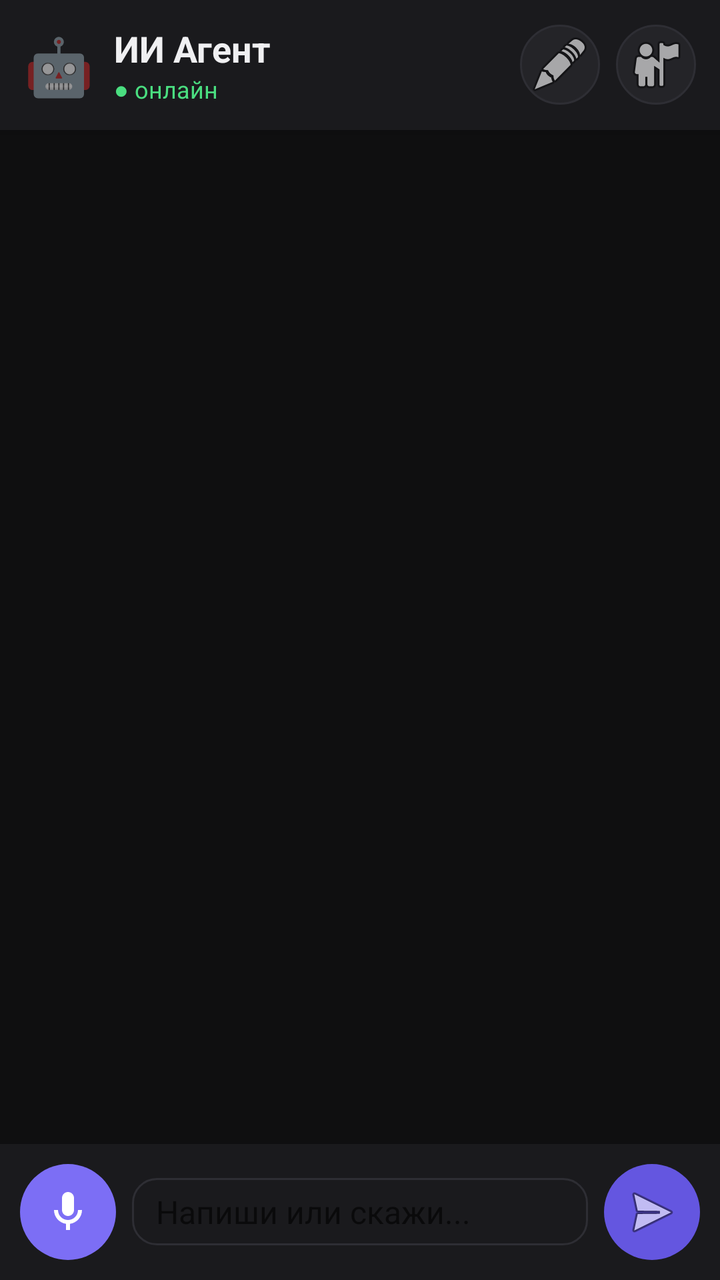
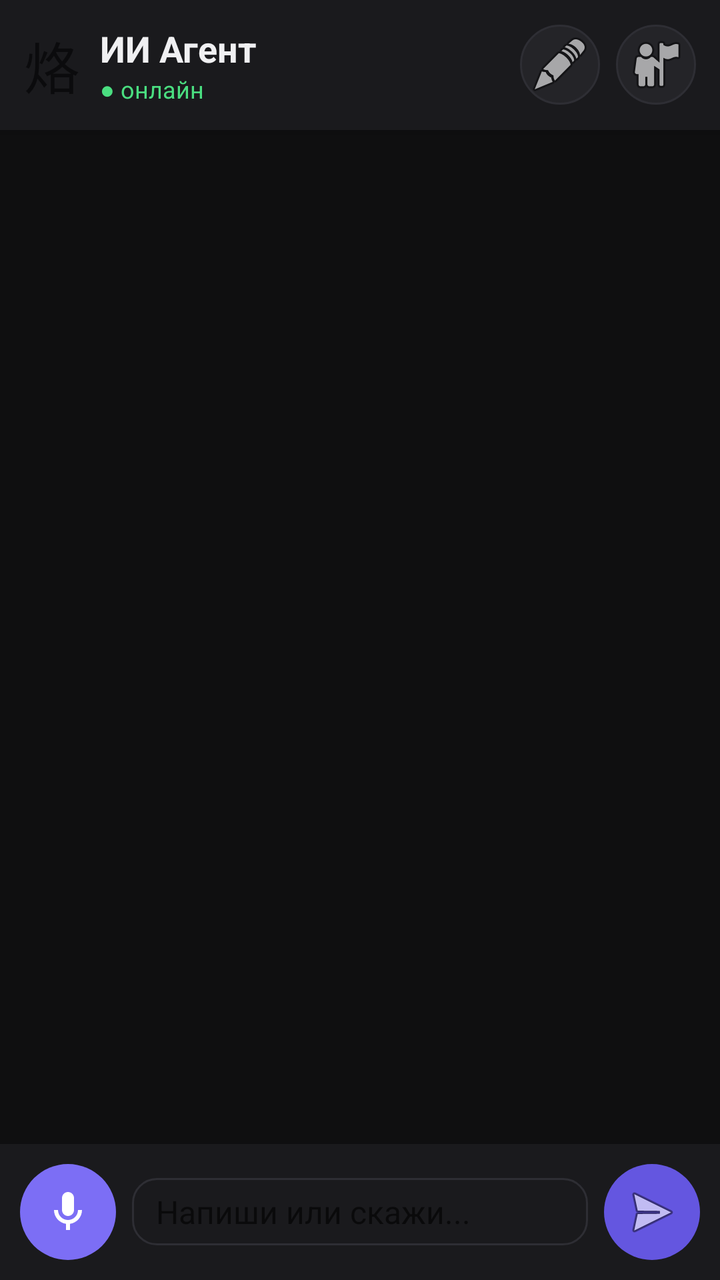

Two renders of the same Android screen: before a commit and after it. Below are the layout's source before the change and the commit's diff.
<!-- AndroidManifest.xml: application theme Theme.AliceAgent -->
<!-- res/layout/activity_main.xml -->
<?xml version="1.0" encoding="utf-8"?>
<androidx.constraintlayout.widget.ConstraintLayout
    xmlns:android="http://schemas.android.com/apk/res/android"
    xmlns:app="http://schemas.android.com/apk/res-auto"
    android:layout_width="match_parent"
    android:layout_height="match_parent"
    android:background="#0F0F10">

    
    <LinearLayout
        android:id="@+id/header"
        android:layout_width="0dp"
        android:layout_height="wrap_content"
        android:background="#1A1A1D"
        android:orientation="horizontal"
        android:padding="12dp"
        android:gravity="center_vertical"
        android:elevation="4dp"
        app:layout_constraintTop_toTopOf="parent"
        app:layout_constraintStart_toStartOf="parent"
        app:layout_constraintEnd_toEndOf="parent">

        <TextView
            android:layout_width="wrap_content"
            android:layout_height="wrap_content"
            android:text="🤖"
            android:textSize="28sp"
            android:layout_marginEnd="10dp"/>

        <LinearLayout
            android:layout_width="0dp"
            android:layout_height="wrap_content"
            android:layout_weight="1"
            android:orientation="vertical">

            <TextView
                android:layout_width="wrap_content"
                android:layout_height="wrap_content"
                android:text="ИИ Агент"
                android:textColor="#F0F0F2"
                android:textSize="18sp"
                android:textStyle="bold"/>

            <TextView
                android:layout_width="wrap_content"
                android:layout_height="wrap_content"
                android:text="● онлайн"
                android:textColor="#4ADE80"
                android:textSize="12sp"/>
        </LinearLayout>

        <ImageButton
            android:id="@+id/notesBtn"
            android:layout_width="40dp"
            android:layout_height="40dp"
            android:src="@android:drawable/ic_menu_edit"
            android:background="@drawable/circle_bg"
            android:contentDescription="Заметки"
            android:layout_marginEnd="8dp"/>

        <ImageButton
            android:id="@+id/contactsBtn"
            android:layout_width="40dp"
            android:layout_height="40dp"
            android:src="@android:drawable/ic_menu_myplaces"
            android:background="@drawable/circle_bg"
            android:contentDescription="Контакты"/>
    </LinearLayout>

    
    <androidx.recyclerview.widget.RecyclerView
        android:id="@+id/recyclerView"
        android:layout_width="0dp"
        android:layout_height="0dp"
        android:padding="8dp"
        android:clipToPadding="false"
        app:layout_constraintTop_toBottomOf="@id/header"
        app:layout_constraintBottom_toTopOf="@id/bottomBar"
        app:layout_constraintStart_toStartOf="parent"
        app:layout_constraintEnd_toEndOf="parent"/>

    
    <TextView
        android:id="@+id/typingIndicator"
        android:layout_width="wrap_content"
        android:layout_height="wrap_content"
        android:text=""
        android:textColor="#9898A8"
        android:textSize="12sp"
        android:layout_marginStart="16dp"
        android:layout_marginBottom="4dp"
        app:layout_constraintBottom_toTopOf="@id/bottomBar"
        app:layout_constraintStart_toStartOf="parent"/>

    
    <LinearLayout
        android:id="@+id/bottomBar"
        android:layout_width="0dp"
        android:layout_height="wrap_content"
        android:background="#1A1A1D"
        android:orientation="horizontal"
        android:padding="10dp"
        android:gravity="center_vertical"
        android:elevation="4dp"
        app:layout_constraintBottom_toBottomOf="parent"
        app:layout_constraintStart_toStartOf="parent"
        app:layout_constraintEnd_toEndOf="parent">

        
        <ImageButton
            android:id="@+id/micBtn"
            android:layout_width="48dp"
            android:layout_height="48dp"
            android:src="@drawable/ic_mic"
            android:background="@drawable/mic_bg"
            android:contentDescription="Голосовой ввод"
            android:layout_marginEnd="8dp"/>

        
        <LinearLayout
            android:layout_width="0dp"
            android:layout_height="wrap_content"
            android:layout_weight="1"
            android:background="@drawable/input_bg"
            android:orientation="vertical"
            android:paddingStart="12dp"
            android:paddingEnd="12dp"
            android:paddingTop="6dp"
            android:paddingBottom="6dp">

            <EditText
                android:id="@+id/inputField"
                android:layout_width="match_parent"
                android:layout_height="wrap_content"
                android:hint="Напиши или скажи..."
                android:hintTextColor="#9898A8"
                android:textColor="#F0F0F2"
                android:textSize="16sp"
                android:background="@null"
                android:maxLines="4"
                android:inputType="textMultiLine|textCapSentences"/>

            <TextView
                android:id="@+id/statusText"
                android:layout_width="wrap_content"
                android:layout_height="wrap_content"
                android:text="Нажми для ввода"
                android:textColor="#9898A8"
                android:textSize="11sp"
                android:visibility="gone"/>
        </LinearLayout>

        
        <ImageButton
            android:id="@+id/sendBtn"
            android:layout_width="48dp"
            android:layout_height="48dp"
            android:src="@android:drawable/ic_menu_send"
            android:background="@drawable/send_bg"
            android:contentDescription="Отправить"
            android:layout_marginStart="8dp"/>
    </LinearLayout>

</androidx.constraintlayout.widget.ConstraintLayout>
<!-- resources referenced by this layout -->
<resources>
  <!-- drawable circle_bg (drawable) -->
  <?xml version="1.0" encoding="utf-8"?>
  <shape xmlns:android="http://schemas.android.com/apk/res/android"
      android:shape="oval">
      <solid android:color="#242428"/>
      <stroke android:width="1dp" android:color="#2E2E34"/>
  </shape>
  <!-- drawable ic_mic (drawable) -->
  <?xml version="1.0" encoding="utf-8"?>
  <vector xmlns:android="http://schemas.android.com/apk/res/android"
      android:width="24dp"
      android:height="24dp"
      android:viewportWidth="24"
      android:viewportHeight="24">
      <path
          android:fillColor="#FFFFFF"
          android:pathData="M12,14c1.66,0 3,-1.34 3,-3L15,5c0,-1.66 -1.34,-3 -3,-3S9,3.34 9,5l0,6c0,1.66 1.34,3 3,3z"/>
      <path
          android:fillColor="#FFFFFF"
          android:pathData="M17,11c0,2.76 -2.24,5 -5,5s-5,-2.24 -5,-5H5c0,3.53 2.61,6.43 6,6.92L11,21h2v-3.08c3.39,-0.49 6,-3.39 6,-6.92h-2z"/>
  </vector>
  <!-- drawable input_bg (drawable) -->
  <?xml version="1.0" encoding="utf-8"?>
  <shape xmlns:android="http://schemas.android.com/apk/res/android"
      android:shape="rectangle">
      <solid android:color="#1A1A1D"/>
      <stroke android:width="1dp" android:color="#2E2E34"/>
      <corners android:radius="12dp"/>
  </shape>
  <!-- drawable mic_bg (drawable) -->
  <?xml version="1.0" encoding="utf-8"?>
  <shape xmlns:android="http://schemas.android.com/apk/res/android"
      android:shape="oval">
      <solid android:color="#7C6EF5"/>
  </shape>
  <!-- drawable send_bg (drawable) -->
  <?xml version="1.0" encoding="utf-8"?>
  <shape xmlns:android="http://schemas.android.com/apk/res/android"
      android:shape="oval">
      <solid android:color="#6456E0"/>
  </shape>
  <style name="Theme.AliceAgent" parent="Theme.MaterialComponents.DayNight.NoActionBar">
          <item name="colorPrimary">#7C6EF5</item>
          <item name="colorPrimaryVariant">#6456E0</item>
          <item name="colorOnPrimary">#FFFFFF</item>
          <item name="colorSurface">#1A1A1D</item>
          <item name="android:windowBackground">#0F0F10</item>
          <item name="android:statusBarColor">#1A1A1D</item>
          <item name="android:navigationBarColor">#1A1A1D</item>
      </style>
</resources>

<!-- the commit's change to res/layout/activity_main.xml (unified diff, before → after) -->
@@ -6,7 +6,6 @@
     android:layout_height="match_parent"
     android:background="#0F0F10">
 
-    
     <LinearLayout
         android:id="@+id/header"
         android:layout_width="0dp"
@@ -23,7 +22,7 @@
         <TextView
             android:layout_width="wrap_content"
             android:layout_height="wrap_content"
-            android:text="🤖"
+            android:text="&#x1F916;"
             android:textSize="28sp"
             android:layout_marginEnd="10dp"/>
 
@@ -44,7 +43,7 @@
             <TextView
                 android:layout_width="wrap_content"
                 android:layout_height="wrap_content"
-                android:text="● онлайн"
+                android:text="&#x25CF; онлайн"
                 android:textColor="#4ADE80"
                 android:textSize="12sp"/>
         </LinearLayout>
@@ -67,7 +66,6 @@
             android:contentDescription="Контакты"/>
     </LinearLayout>
 
-    
     <androidx.recyclerview.widget.RecyclerView
         android:id="@+id/recyclerView"
         android:layout_width="0dp"
@@ -79,7 +77,6 @@
         app:layout_constraintStart_toStartOf="parent"
         app:layout_constraintEnd_toEndOf="parent"/>
 
-    
     <TextView
         android:id="@+id/typingIndicator"
         android:layout_width="wrap_content"
@@ -92,7 +89,6 @@
         app:layout_constraintBottom_toTopOf="@id/bottomBar"
         app:layout_constraintStart_toStartOf="parent"/>
 
-    
     <LinearLayout
         android:id="@+id/bottomBar"
         android:layout_width="0dp"
@@ -106,7 +102,6 @@
         app:layout_constraintStart_toStartOf="parent"
         app:layout_constraintEnd_toEndOf="parent">
 
-        
         <ImageButton
             android:id="@+id/micBtn"
             android:layout_width="48dp"
@@ -116,7 +111,6 @@
             android:contentDescription="Голосовой ввод"
             android:layout_marginEnd="8dp"/>
 
-        
         <LinearLayout
             android:layout_width="0dp"
             android:layout_height="wrap_content"
@@ -133,7 +127,6 @@
                 android:layout_width="match_parent"
                 android:layout_height="wrap_content"
                 android:hint="Напиши или скажи..."
-                android:hintTextColor="#9898A8"
                 android:textColor="#F0F0F2"
                 android:textSize="16sp"
                 android:background="@null"
@@ -150,7 +143,6 @@
                 android:visibility="gone"/>
         </LinearLayout>
 
-        
         <ImageButton
             android:id="@+id/sendBtn"
             android:layout_width="48dp"
